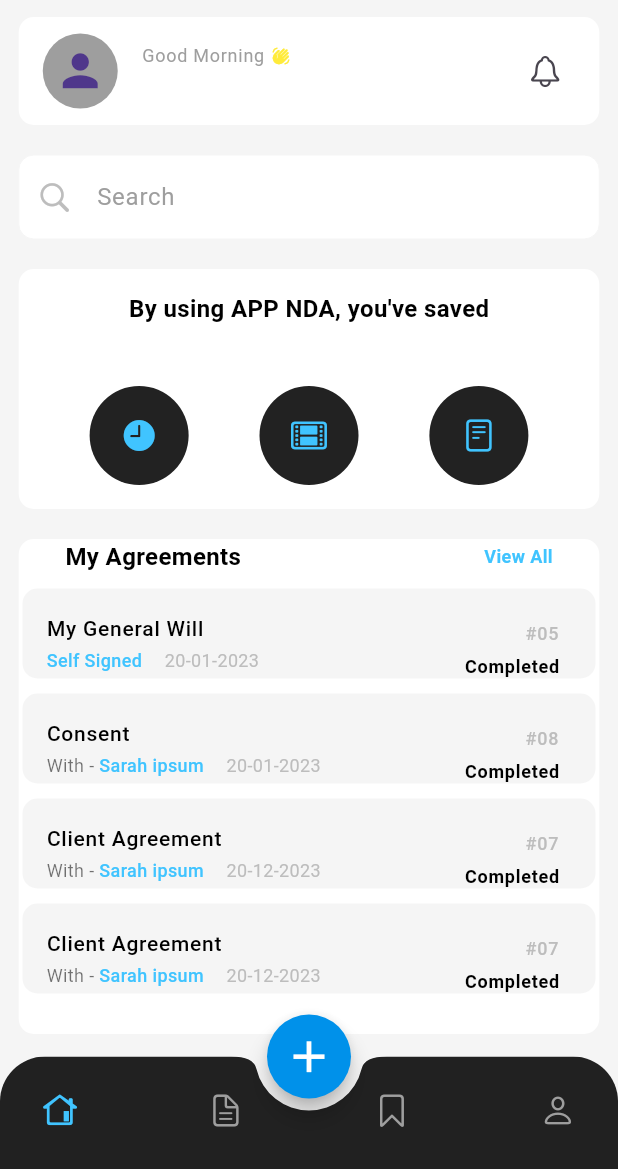
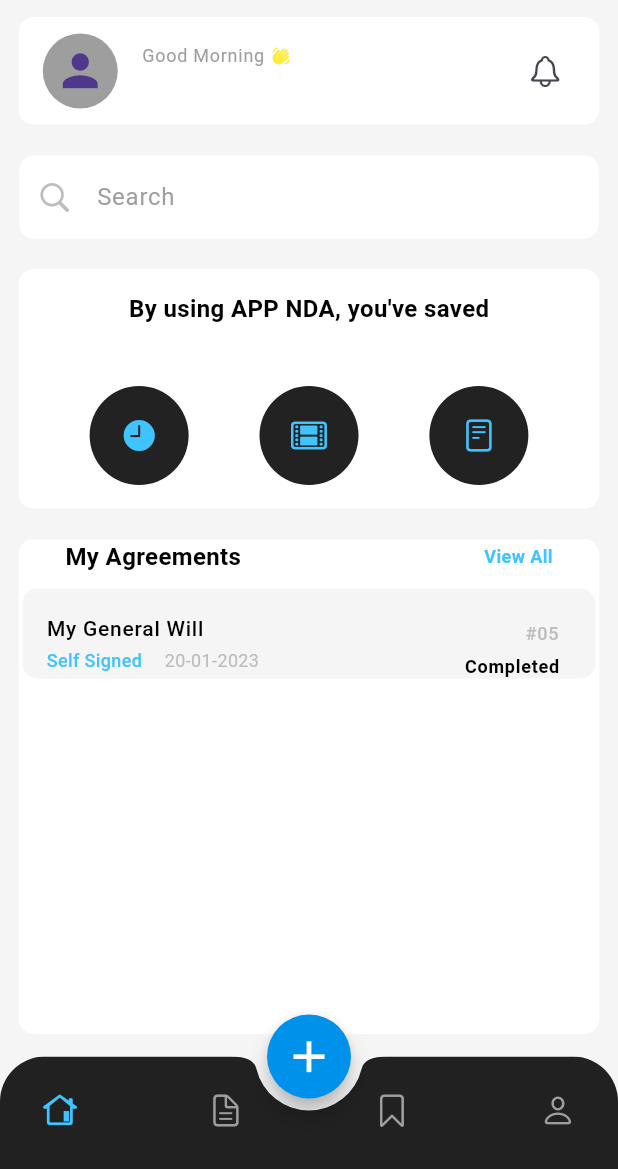
Before and after one commit to muhammadkhan38/FYP_LAM, a Flutter app: the Page21 screen opened directly, on a phone screen of 412 x 824 dp, the part 67-1236 px from its top. Run offline on Flutter 3.47's test engine with Material 3 defaults, Android fonts, the phone set to English and light mode, and no system bars; our stand-ins replace connectivity_plus, flutter_svg, intl_phone_field, pin_code_fields, shared_preferences, signature; accounts and stored records are empty; network calls fail; project files that could hold a hidden picture were left out.

Commit message:
Finalize the Agreement Reading and writign

```diff
--- a/lib/Page21.dart
+++ b/lib/Page21.dart
@@ -11,6 +11,7 @@ import 'Page22.dart';
 import 'Page23.dart';
 import 'Page41.dart';
 import 'SmallText.dart';
+import 'Template/Agreement_detatil.dart';
 
 class Page21 extends StatefulWidget {
 
@@ -291,7 +292,11 @@ class _Page21State extends State<Page21> {
                       ),
                     ),
                     const SizedBox(height: 10,),
-                    Container(
+                    GestureDetector(
+                      onTap: (){
+                        Navigator.push(context, MaterialPageRoute(builder: (context)=>AgreementDatail(false,"text_data.json")));
+                      },
+                      child: Container(
                         width: screenSize.width-30,
                         height: 60,
                         decoration: BoxDecoration(
@@ -323,108 +328,149 @@ class _Page21State extends State<Page21> {
                           ),
                         ),
                       ),
-                    const SizedBox(height: 10,),
-                    Container(
-                      width: screenSize.width-30,
-                      height: 60,
-                      decoration: BoxDecoration(
-                        color: Colors.grey.shade100,
-                        borderRadius: BorderRadius.circular(10),
                     ),
-                      child: ListTile(
-                        title: const Text('Consent',style: TextStyle(fontSize: 14,color: Colors.black,fontWeight: FontWeight.w500),),
 
-                        subtitle: Row(
-                          children: [
-                            const Text('With - ',style: TextStyle(color: Colors.black54,fontSize: 12),),
-                            const Text('Sarah ipsum',style: TextStyle(fontSize: 12,color: Colors.lightBlueAccent,fontWeight: FontWeight.w500),),
-                            const SizedBox(width: 15,),
-                            Text('20-01-2023',style: TextStyle(fontSize: 12,color: Colors.grey.shade400,),)
-                          ],
-                        ),
-                        trailing: Column(
-                          children: [
-                            Padding(
-                                padding: const EdgeInsets.only(top: 13,left: 40),
-                                child: Text('#08',style: TextStyle(fontSize: 12,color: Colors.grey.shade400,),)
-                            ),
-                            const Padding(
-                                padding: EdgeInsets.only(top: 5),
-                                child: Text('Completed',style: TextStyle(fontSize: 12,color: Colors.black,fontWeight: FontWeight.w600),)
 
-                            )
-                          ],
-                        ),
-                      ),
-                    ),
-                    const SizedBox(height: 10,),
-                    Container(
-                      width: screenSize.width-30,
-                      height: 60,
-                      decoration: BoxDecoration(
-                        color: Colors.grey.shade100,
-                        borderRadius: BorderRadius.circular(10),
-                      ),
-                      child: ListTile(
-                        title: const Text('Client Agreement',style: TextStyle(fontSize: 14,color: Colors.black,fontWeight: FontWeight.w500),),
 
-                        subtitle: Row(
-                          children: [
-                            const Text('With - ',style: TextStyle(color: Colors.black54,fontSize: 12),),
-                            const Text('Sarah ipsum',style: TextStyle(fontSize: 12,color: Colors.lightBlueAccent,fontWeight: FontWeight.w500),),
-                            const SizedBox(width: 15,),
-                            Text('20-12-2023',style: TextStyle(fontSize: 12,color: Colors.grey.shade400,),)
-                          ],
-                        ),
-                        trailing: Column(
-                          children: [
-                            Padding(
-                                padding: const EdgeInsets.only(top: 13,left: 40),
-                                child: Text('#07',style: TextStyle(fontSize: 12,color: Colors.grey.shade400,),)
-                            ),
-                            const Padding(
-                                padding: EdgeInsets.only(top: 5),
-                                child: Text('Completed',style: TextStyle(fontSize: 12,color: Colors.black,fontWeight: FontWeight.w600),)
 
-                            )
-                          ],
-                        ),
-                      ),
-                    ),
-                    const SizedBox(height: 10,),
-                    Container(
-                      width: screenSize.width-30,
-                      height: 60,
-                      decoration: BoxDecoration(
-                        color: Colors.grey.shade100,
-                        borderRadius: BorderRadius.circular(10),
-                      ),
-                      child: ListTile(
-                        title: const Text('Client Agreement',style: TextStyle(fontSize: 14,color: Colors.black,fontWeight: FontWeight.w500),),
 
-                        subtitle: Row(
-                          children: [
-                            const Text('With - ',style: TextStyle(color: Colors.black54,fontSize: 12),),
-                            const Text('Sarah ipsum',style: TextStyle(fontSize: 12,color: Colors.lightBlueAccent,fontWeight: FontWeight.w500),),
-                            const SizedBox(width: 15,),
-                            Text('20-12-2023',style: TextStyle(fontSize: 12,color: Colors.grey.shade400,),)
-                          ],
-                        ),
-                        trailing: Column(
-                          children: [
-                            Padding(
-                                padding: const EdgeInsets.only(top: 13,left: 40),
-                                child: Text('#07',style: TextStyle(fontSize: 12,color: Colors.grey.shade400,),)
-                            ),
-                            const Padding(
-                                padding: EdgeInsets.only(top: 5),
-                                child: Text('Completed',style: TextStyle(fontSize: 12,color: Colors.black,fontWeight: FontWeight.w600),)
 
-                            )
-                          ],
-                        ),
-                      ),
-                    ),
+
+
+
+
+
+
+
+
+
+
+
+
+
+
+
+
+
+
+
+
+
+
+
+
+
+
+
+
+
+
+
+
+
+
+                    // const SizedBox(height: 10,),
+                    // Container(
+                    //   width: screenSize.width-30,
+                    //   height: 60,
+                    //   decoration: BoxDecoration(
+                    //     color: Colors.grey.shade100,
+                    //     borderRadius: BorderRadius.circular(10),
+                    //   ),
+                    //   child: ListTile(
+                    //     title: const Text('Consent',style: TextStyle(fontSize: 14,color: Colors.black,fontWeight: FontWeight.w500),),
+                    //
+                    //     subtitle: Row(
+                    //       children: [
+                    //         const Text('With - ',style: TextStyle(color: Colors.black54,fontSize: 12),),
+                    //         const Text('Sarah ipsum',style: TextStyle(fontSize: 12,color: Colors.lightBlueAccent,fontWeight: FontWeight.w500),),
+                    //         const SizedBox(width: 15,),
+                    //         Text('20-01-2023',style: TextStyle(fontSize: 12,color: Colors.grey.shade400,),)
+                    //       ],
+                    //     ),
+                    //     trailing: Column(
+                    //       children: [
+                    //         Padding(
+                    //             padding: const EdgeInsets.only(top: 13,left: 40),
+                    //             child: Text('#08',style: TextStyle(fontSize: 12,color: Colors.grey.shade400,),)
+                    //         ),
+                    //         const Padding(
+                    //             padding: EdgeInsets.only(top: 5),
+                    //             child: Text('Completed',style: TextStyle(fontSize: 12,color: Colors.black,fontWeight: FontWeight.w600),)
+                    //
+                    //         )
+                    //       ],
+                    //     ),
+                    //   ),
+                    // ),
+                    // const SizedBox(height: 10,),
+                    // Container(
+                    //   width: screenSize.width-30,
+                    //   height: 60,
+                    //   decoration: BoxDecoration(
+                    //     color: Colors.grey.shade100,
+                    //     borderRadius: BorderRadius.circular(10),
+                    //   ),
+                    //   child: ListTile(
+                    //     title: const Text('Client Agreement',style: TextStyle(fontSize: 14,color: Colors.black,fontWeight: FontWeight.w500),),
+                    //
+                    //     subtitle: Row(
+                    //       children: [
+                    //         const Text('With - ',style: TextStyle(color: Colors.black54,fontSize: 12),),
+                    //         const Text('Sarah ipsum',style: TextStyle(fontSize: 12,color: Colors.lightBlueAccent,fontWeight: FontWeight.w500),),
+                    //         const SizedBox(width: 15,),
+                    //         Text('20-12-2023',style: TextStyle(fontSize: 12,color: Colors.grey.shade400,),)
+                    //       ],
+                    //     ),
+                    //     trailing: Column(
+                    //       children: [
+                    //         Padding(
+                    //             padding: const EdgeInsets.only(top: 13,left: 40),
+                    //             child: Text('#07',style: TextStyle(fontSize: 12,color: Colors.grey.shade400,),)
+                    //         ),
+                    //         const Padding(
+                    //             padding: EdgeInsets.only(top: 5),
+                    //             child: Text('Completed',style: TextStyle(fontSize: 12,color: Colors.black,fontWeight: FontWeight.w600),)
+                    //
+                    //         )
+                    //       ],
+                    //     ),
+                    //   ),
+                    // ),
+                    // const SizedBox(height: 10,),
+                    // Container(
+                    //   width: screenSize.width-30,
+                    //   height: 60,
+                    //   decoration: BoxDecoration(
+                    //     color: Colors.grey.shade100,
+                    //     borderRadius: BorderRadius.circular(10),
+                    //   ),
+                    //   child: ListTile(
+                    //     title: const Text('Client Agreement',style: TextStyle(fontSize: 14,color: Colors.black,fontWeight: FontWeight.w500),),
+                    //
+                    //     subtitle: Row(
+                    //       children: [
+                    //         const Text('With - ',style: TextStyle(color: Colors.black54,fontSize: 12),),
+                    //         const Text('Sarah ipsum',style: TextStyle(fontSize: 12,color: Colors.lightBlueAccent,fontWeight: FontWeight.w500),),
+                    //         const SizedBox(width: 15,),
+                    //         Text('20-12-2023',style: TextStyle(fontSize: 12,color: Colors.grey.shade400,),)
+                    //       ],
+                    //     ),
+                    //     trailing: Column(
+                    //       children: [
+                    //         Padding(
+                    //             padding: const EdgeInsets.only(top: 13,left: 40),
+                    //             child: Text('#07',style: TextStyle(fontSize: 12,color: Colors.grey.shade400,),)
+                    //         ),
+                    //         const Padding(
+                    //             padding: EdgeInsets.only(top: 5),
+                    //             child: Text('Completed',style: TextStyle(fontSize: 12,color: Colors.black,fontWeight: FontWeight.w600),)
+                    //
+                    //         )
+                    //       ],
+                    //     ),
+                    //   ),
+                    // ),
                   ],
                 ),
               ),
```
Also changed, not shown: assets/employment_agreement.json (+5 -12 lines), lib/Page67.dart (+6 -6 lines), lib/Template/Agreement_detatil.dart (renamed from lib/Template/EmploymentAgreement.dart, +169 -30 lines). Lines whose indentation alone changed are shown as unchanged.
